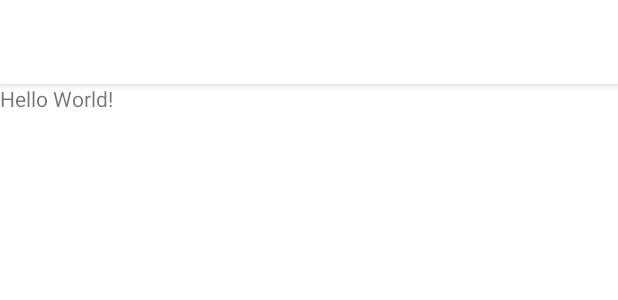
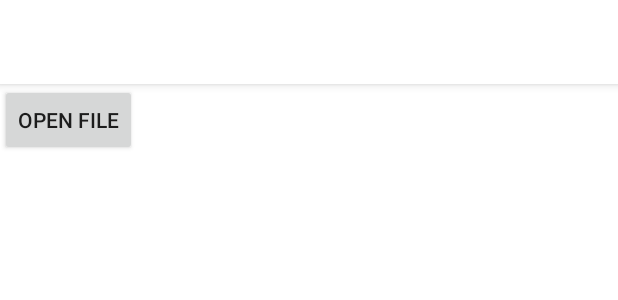
Before and after one commit to chirag389817/pdf-viewer, an Android app: the layout activity_main.xml on its own in the app's theme, with its tools: preview values and no code run, on a phone screen of 412 x 824 dp. Shown: the top 300 px of the screen. Run offline under Robolectric (Android 15) with nearby library versions, the phone set to English and light mode, and no system bars.

Commit message:
created method to open pdf file

```diff
--- a/app/src/main/res/layout/activity_main.xml
+++ b/app/src/main/res/layout/activity_main.xml
@@ -12,13 +12,10 @@
         android:layout_height="wrap_content"
         android:layout_width="match_parent"
         layout="@layout/tool_bar"/>
-    <TextView
+    <androidx.appcompat.widget.AppCompatButton
         android:layout_width="wrap_content"
         android:layout_height="wrap_content"
-        android:text="Hello World!"
-        app:layout_constraintBottom_toBottomOf="parent"
-        app:layout_constraintEnd_toEndOf="parent"
-        app:layout_constraintStart_toStartOf="parent"
-        app:layout_constraintTop_toTopOf="parent" />
+        android:text="Open File"
+        android:onClick="openFile"/>
 
 </LinearLayout>
```
Also changed, not shown: app/src/main/java/com/csp/pdfviewer/MainActivity.java (+29 -0 lines), app/src/main/java/com/csp/pdfviewer/PdfViewer.java (+7 -0 lines).
